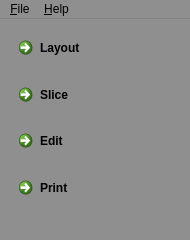
Above: B9Creator/mainwindow.ui from B9Creations/B9Creator before the change. Below: the same form after it.
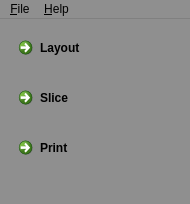
That is the form after the change. Icons and pictures are not drawn.

Commit message: Pulled Edit from the main dialog.  Put it and Printer Cycle settings in the File Menu

```diff
--- a/B9Creator/mainwindow.ui
+++ b/B9Creator/mainwindow.ui
@@ -7,7 +7,7 @@
     <x>0</x>
     <y>0</y>
     <width>190</width>
-    <height>240</height>
+    <height>204</height>
    </rect>
   </property>
   <property name="palette">
@@ -125,22 +125,6 @@
      </widget>
     </item>
     <item row="2" column="0">
-     <widget class="QCommandLinkButton" name="commandEdit">
-      <property name="toolTip">
-       <string>Modifiy supports, correct slicing errors or import data from a 3rd party slicer</string>
-      </property>
-      <property name="statusTip">
-       <string/>
-      </property>
-      <property name="text">
-       <string>Edit</string>
-      </property>
-      <property name="checkable">
-       <bool>true</bool>
-      </property>
-     </widget>
-    </item>
-    <item row="3" column="0">
      <widget class="QCommandLinkButton" name="commandPrint">
       <property name="toolTip">
        <string>Select your Print Job and begin the printing process.</string>
```
Left out of the diff: 50 changed lines with no effect on the pictures. The commit also changes 4 other files.
